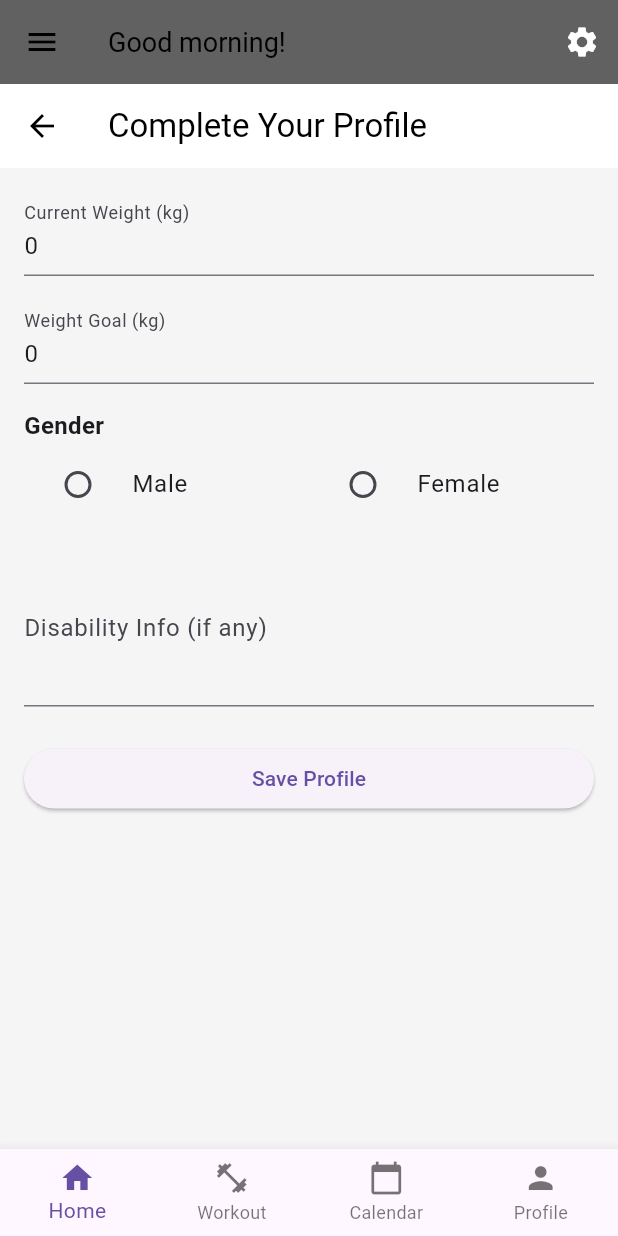
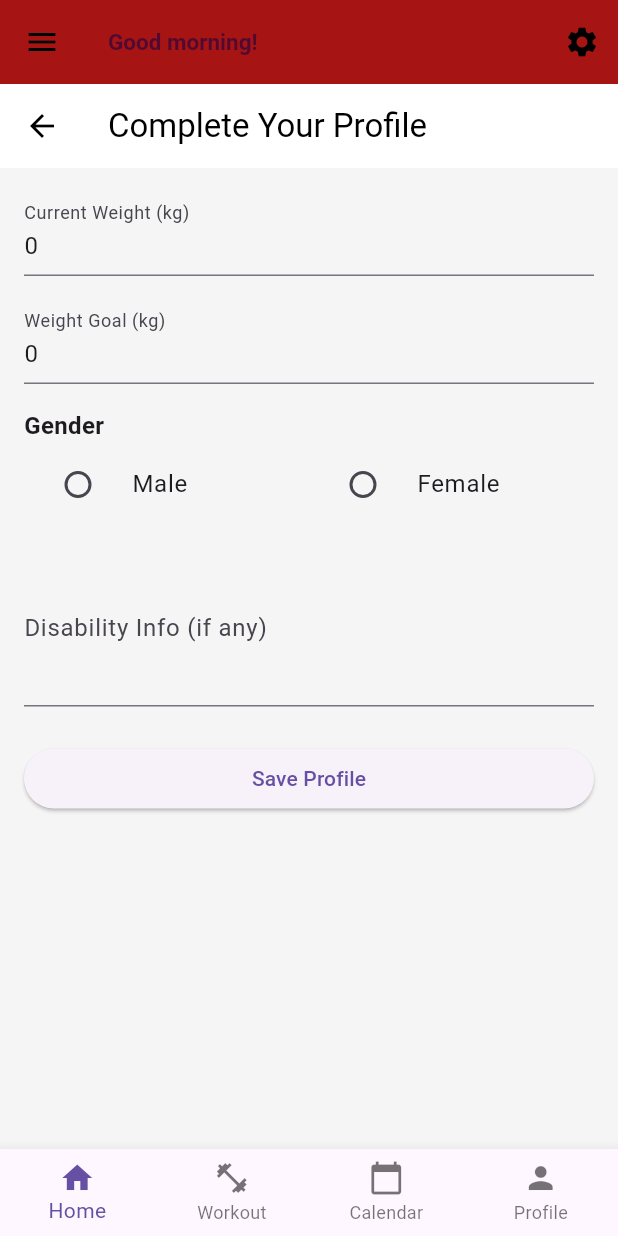
Before and after one commit to Diana-M0407/fitness_app, a Flutter app: the NavigatorPage screen opened by its route, in the side drawer, after a tap on the "settings" icon, on a phone screen of 412 x 824 dp. Run offline on Flutter 3.47's test engine with Material 3 defaults, Android fonts, the phone set to English and light mode, and no system bars; our stand-ins replace cloud_firestore, firebase_auth, firebase_core, flutter_svg, shared_preferences; accounts and stored records are empty; statements that could not run were skipped.

Commit message:
Build a navigator_page with a bottom navigation bar: Home, Workout, Calendar, Profile) and Drawer(including Settings and Logout).2 Added a dynamic greeting in the AppBar that uses the user's name and changes with the time of the day.

```diff
--- a/lib/pages/navigator_page.dart
+++ b/lib/pages/navigator_page.dart
@@ -1,8 +1,8 @@
 import 'package:fitnessapp/pages/login_page.dart';
-import 'package:fitnessapp/pages/settings_page.dart';
+//import 'package:fitnessapp/pages/settings_page.dart';
 import 'package:flutter/cupertino.dart';
 import 'package:flutter/material.dart';
-import 'package:fitnessapp/pages/workout.dart';
+import 'package:fitnessapp/pages/workout_page.dart';
 import 'package:fitnessapp/pages/calendar_page.dart';
 import 'package:fitnessapp/pages/profile_page.dart';
 import 'package:fitnessapp/pages/home_page.dart';
@@ -12,6 +12,7 @@ import 'package:fitnessapp/widgets/app_icon.dart';
 
 import 'package:firebase_auth/firebase_auth.dart';
 import 'package:shared_preferences/shared_preferences.dart';
+import 'settings_page.dart';
 
 class NavigatorPage extends StatefulWidget {
   final String? name; //Nullable to avoid issues when coming from login
@@ -23,11 +24,24 @@ class NavigatorPage extends StatefulWidget {
 
 class _NavigatorPageState extends State<NavigatorPage> {
   int _selectedIndex = 0;
-  String? _currentName;
+  String _currentName = '';
 
   void _navigateBottomBar(int index) {
     setState(() {
       _selectedIndex = index;
+    });
+  }
+
+  @override
+  void initState() {
+    super.initState();
+    WidgetsBinding.instance.addPostFrameCallback((_) {
+      final name = ModalRoute.of(context)!.settings.arguments as String?;
+      if (name != null) {
+        ScaffoldMessenger.of(context).showSnackBar(
+          SnackBar(content: Text('Welcome, $name! Ready to work out?')),
+        );
+      }
     });
   }
 
@@ -43,7 +57,7 @@ class _NavigatorPageState extends State<NavigatorPage> {
       greeting = 'Good evening';
     }
 
-    if (_currentName != null && _currentName!.isNotEmpty) {
+    if (_currentName.isNotEmpty) {
       return '$greeting, $_currentName!';
     } else {
       return '$greeting!';
@@ -60,12 +74,11 @@ class _NavigatorPageState extends State<NavigatorPage> {
   }
 
   final List<Widget> _pages = [
-    const HomePage(),
+    HomePage(),
     const WorkoutPage(),
     const CalendarPage(),
     const ProfilePage(),
   ];
-
 
   Widget _buildSettingsButton(BuildContext context) {
     return IconButton(
@@ -85,63 +98,84 @@ class _NavigatorPageState extends State<NavigatorPage> {
     );
   }
 
-  @override
-  void initState() {
-    super.initState();
-    _currentName = widget.name;
-  }
+  // Future<void> _loadName() async {
+  //   final prefs = await SharedPreferences.getInstance();
+  //   setState(() {
+  //     _currentName = prefs.getString('displayName') ?? widget.name ?? '';
+  //   });
+  //      final updatedName = prefs.getString('displayName') ?? '';
+  //
+  //      if (_currentName != updatedName) {
+  //        setState(() {
+  //          _currentName = updatedName;
+  //        });
+  //      }
+  // }
+//
 
-  @override
-  void didChangeDependencies() {
-    super.didChangeDependencies();
-    _refreshName();
-  }
-
-  Future<void> _refreshName() async {
+  Future<void> _loadName() async {
     final prefs = await SharedPreferences.getInstance();
-    final updatedName = prefs.getString('displayName') ?? '';
-
-    if (_currentName != updatedName) {
-      setState(() {
-        _currentName = updatedName;
-      });
-    }
+    // 1) try the passed‐in name, 2) fall back to prefs, 3) finally empty
+    final fromParam = widget.name ?? '';
+    final fromPrefs = prefs.getString('displayName') ?? '';
+    setState(() {
+      _currentName = fromParam.isNotEmpty ? fromParam : fromPrefs;
+    });
   }
 
   @override
   Widget build(BuildContext context) {
-    var scaffold = Scaffold(
+    return Scaffold(
       appBar: AppBar(
+        //    actions: [
+        //      _buildSettingsButton(context),
+        //    ],
+        automaticallyImplyLeading: true,
+        backgroundColor: const Color(0xFFA71414),
+        centerTitle: false, // Don't center greeting anymore
+title: Text(
+  _generateGreeting(),
+  style: Theme.of(context).textTheme.titleLarge!.copyWith(
+    fontSize: 15,
+    fontWeight: FontWeight.w600,
+    color: const Color.fromARGB(179, 45, 4, 60),
+  ),
+),
+
+
         actions: [
-          _buildSettingsButton(context),
+          IconButton(
+            icon: const Icon(Icons.settings),
+            onPressed: () => Navigator.push(
+              context,
+              MaterialPageRoute(builder: (_) => const SettingsPage()),
+            ),
+          )
         ],
-        automaticallyImplyLeading: true,
-        backgroundColor: Colors.grey[700],
-        centerTitle: false, // Don't center greeting anymore
-        title: Text(_generateGreeting(),
-            overflow: TextOverflow.ellipsis,
-            style: const TextStyle(fontSize: 18)),
+        //overflow: TextOverflow.ellipsis,
+        //style: const TextStyle(fontSize: 18)),
       ),
       drawer: Drawer(
         child: ListView(
-          padding: EdgeInsets.zero,
+          //padding: EdgeInsets.zero,
           children: [
             const DrawerHeader(
-              decoration: BoxDecoration(color: Colors.grey),
+              decoration: BoxDecoration(color: Color(0xFFA71414)),
               child: Text(
                 'Menu',
-                style: TextStyle(fontSize: 24, color: Colors.white),
+                style: TextStyle(fontSize: 45, color: Colors.black),
               ),
             ),
             ListTile(
-              leading: const Icon(Icons.person),
-              title: const Text('Profile'),
+              leading: const Icon(Icons.home),
+              title: const Text('Home'),
               onTap: () {
                 Navigator.pop(context);
-                Navigator.push(
-                    context,
-                    MaterialPageRoute(
-                        builder: (_) => const ProfilePage())); // closes drawer
+                _navigateBottomBar(0);
+                //Navigator.push(
+                //    context,
+                //    MaterialPageRoute(
+                //        builder: (_) => const HomePage())); // closes drawer
               },
             ),
             ListTile(
@@ -158,6 +192,30 @@ class _NavigatorPageState extends State<NavigatorPage> {
               onTap: () {
                 Navigator.pop(context);
                 _navigateBottomBar(2);
+              },
+            ),
+            ListTile(
+              leading: const Icon(Icons.person),
+              title: const Text('Profile'),
+              onTap: () {
+                Navigator.pop(context);
+                _navigateBottomBar(3);
+                //Navigator.push(
+                //    context,
+                //    MaterialPageRoute(
+                //        builder: (_) => const ProfilePage())); // closes drawer
+              },
+            ),
+            // 4) Re-add your Settings item in the drawer:
+            ListTile(
+              leading: const Icon(Icons.settings),
+              title: const Text('Settings'),
+              onTap: () {
+                Navigator.pop(context);
+                Navigator.push(
+                  context,
+                  MaterialPageRoute(builder: (_) => const SettingsPage()),
+                );
               },
             ),
             const Divider(),
@@ -234,6 +292,6 @@ class _NavigatorPageState extends State<NavigatorPage> {
         ],
       ),
     );
-    return scaffold;
+    //return scaffold;
   }
 }
```
